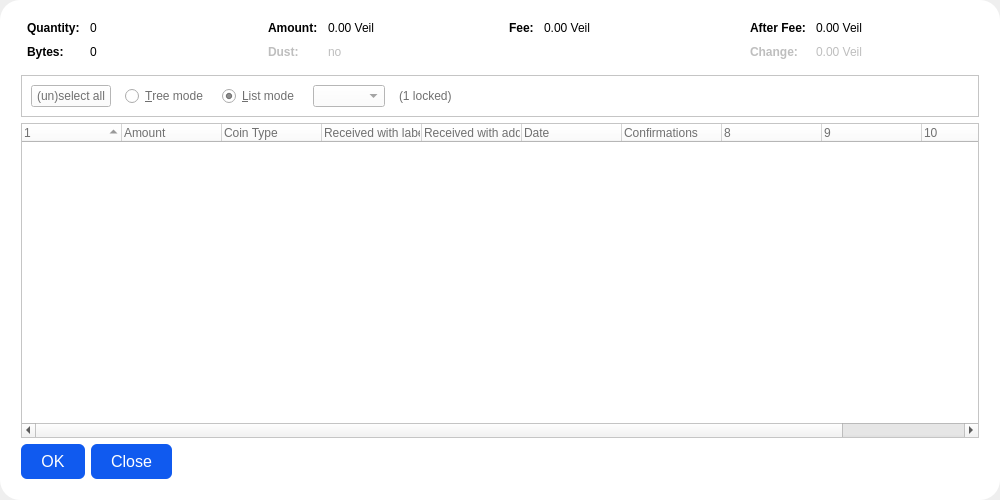
First picture: the form in src/qt/forms/coincontroldialog.ui, repository Veil-Project/veil, before the edit.
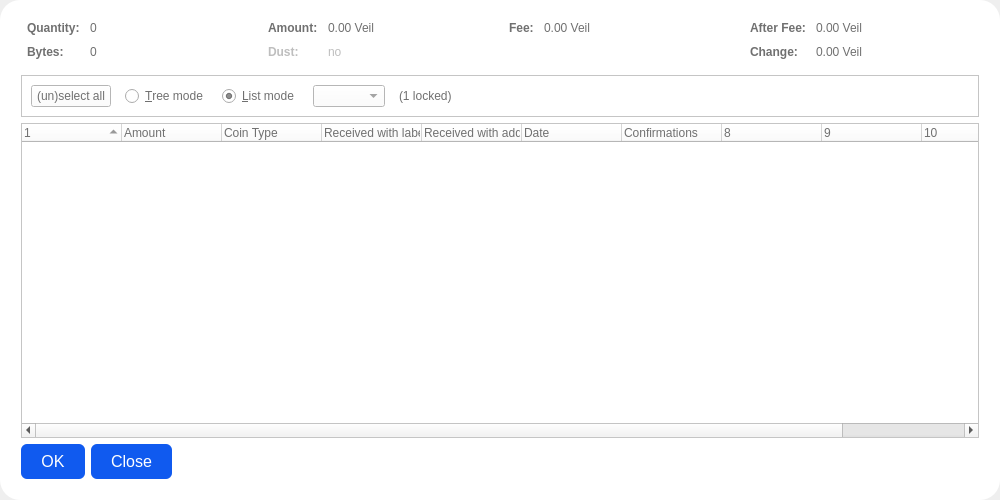
Second picture: the form after the edit. Custom widgets are drawn as their Qt base class.

Commit message: Update color of coincontrol

Patch:
```diff
--- a/src/qt/forms/coincontroldialog.ui
+++ b/src/qt/forms/coincontroldialog.ui
@@ -78,6 +78,9 @@
               <bold>true</bold>
              </font>
             </property>
+            <property name="styleSheet">
+             <string notr="true">color:#707070;</string>
+            </property>
             <property name="text">
              <string>Quantity:</string>
             </property>
@@ -91,6 +94,9 @@
             <property name="contextMenuPolicy">
              <enum>Qt::ActionsContextMenu</enum>
             </property>
+            <property name="styleSheet">
+             <string notr="true">color:#707070;</string>
+            </property>
             <property name="text">
              <string notr="true">0</string>
             </property>
@@ -107,6 +113,9 @@
               <bold>true</bold>
              </font>
             </property>
+            <property name="styleSheet">
+             <string notr="true">color:#707070;</string>
+            </property>
             <property name="text">
              <string>Bytes:</string>
             </property>
@@ -120,6 +129,9 @@
             <property name="contextMenuPolicy">
              <enum>Qt::ActionsContextMenu</enum>
             </property>
+            <property name="styleSheet">
+             <string notr="true">color:#707070;</string>
+            </property>
             <property name="text">
              <string notr="true">0</string>
             </property>
@@ -152,6 +164,9 @@
               <bold>true</bold>
              </font>
             </property>
+            <property name="styleSheet">
+             <string notr="true">color:#707070;</string>
+            </property>
             <property name="text">
              <string>Amount:</string>
             </property>
@@ -165,6 +180,9 @@
             <property name="contextMenuPolicy">
              <enum>Qt::ActionsContextMenu</enum>
             </property>
+            <property name="styleSheet">
+             <string notr="true">color:#707070;</string>
+            </property>
             <property name="text">
              <string notr="true">0.00 Veil</string>
             </property>
@@ -232,6 +250,9 @@
               <bold>true</bold>
              </font>
             </property>
+            <property name="styleSheet">
+             <string notr="true">color:#707070;</string>
+            </property>
             <property name="text">
              <string>Fee:</string>
             </property>
@@ -245,6 +266,9 @@
             <property name="contextMenuPolicy">
              <enum>Qt::ActionsContextMenu</enum>
             </property>
+            <property name="styleSheet">
+             <string notr="true">color:#707070;</string>
+            </property>
             <property name="text">
              <string notr="true">0.00 Veil</string>
             </property>
@@ -277,6 +301,9 @@
               <bold>true</bold>
              </font>
             </property>
+            <property name="styleSheet">
+             <string notr="true">color:#707070;</string>
+            </property>
             <property name="text">
              <string>After Fee:</string>
             </property>
@@ -290,6 +317,9 @@
             <property name="contextMenuPolicy">
              <enum>Qt::ActionsContextMenu</enum>
             </property>
+            <property name="styleSheet">
+             <string notr="true">color:#707070;</string>
+            </property>
             <property name="text">
              <string notr="true">0.00 Veil</string>
             </property>
@@ -309,6 +339,9 @@
               <bold>true</bold>
              </font>
             </property>
+            <property name="styleSheet">
+             <string notr="true">color:#707070;</string>
+            </property>
             <property name="text">
              <string>Change:</string>
             </property>
@@ -325,6 +358,9 @@
             <property name="contextMenuPolicy">
              <enum>Qt::ActionsContextMenu</enum>
             </property>
+            <property name="styleSheet">
+             <string notr="true">color:#707070;</string>
+            </property>
             <property name="text">
              <string notr="true">0.00 Veil</string>
             </property>
```
Left out of the diff: 11 changed lines with no effect on the pictures. The commit also changes 3 other files.
